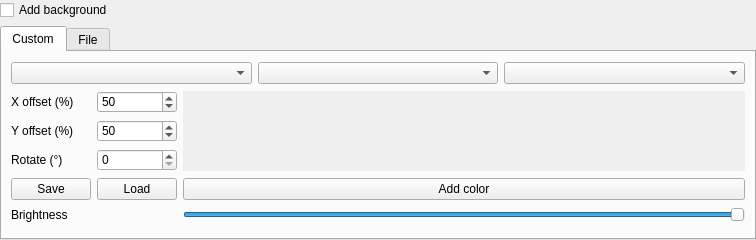
Before: the Qt Designer form ui/BackgroundApplier.ui in Fefedu973/OpenRGBVisualMapPlugin, drawn with Qt 5.
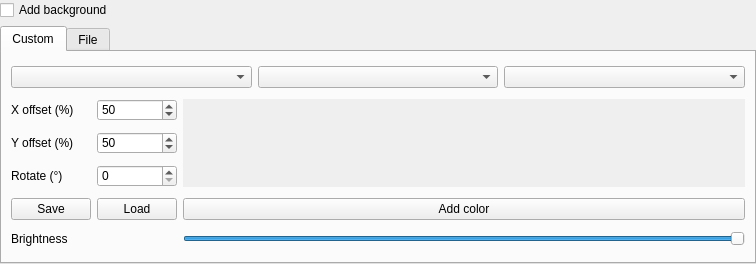
After: the same form once the commit is applied.

Patch:
```diff
--- a/ui/BackgroundApplier.ui
+++ b/ui/BackgroundApplier.ui
@@ -7,7 +7,7 @@
     <x>0</x>
     <y>0</y>
     <width>756</width>
-    <height>240</height>
+    <height>264</height>
    </rect>
   </property>
   <property name="sizePolicy">
@@ -83,7 +83,7 @@
               <x>0</x>
               <y>0</y>
               <width>560</width>
-              <height>78</height>
+              <height>90</height>
              </rect>
             </property>
             <property name="sizePolicy">
@@ -211,13 +211,13 @@
          <item row="8" column="2">
           <widget class="QSlider" name="brightness">
            <property name="maximum">
-            <number>255</number>
+            <number>100</number>
            </property>
            <property name="singleStep">
             <number>1</number>
            </property>
            <property name="value">
-            <number>255</number>
+            <number>100</number>
            </property>
            <property name="orientation">
             <enum>Qt::Horizontal</enum>
```
Left out of the diff: 2 changed lines with no effect on the pictures.
